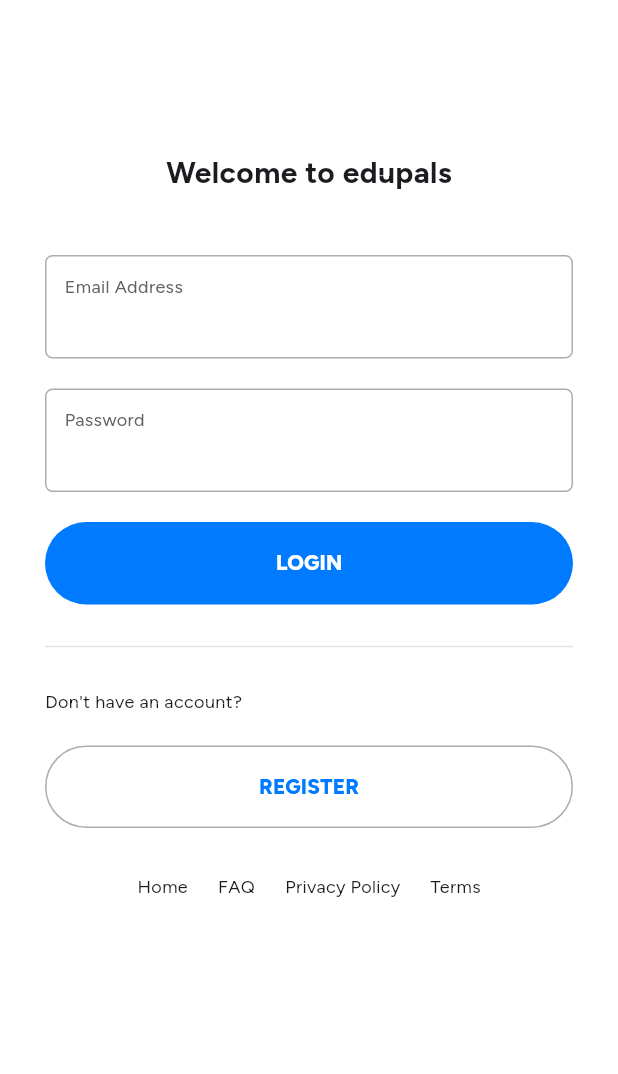
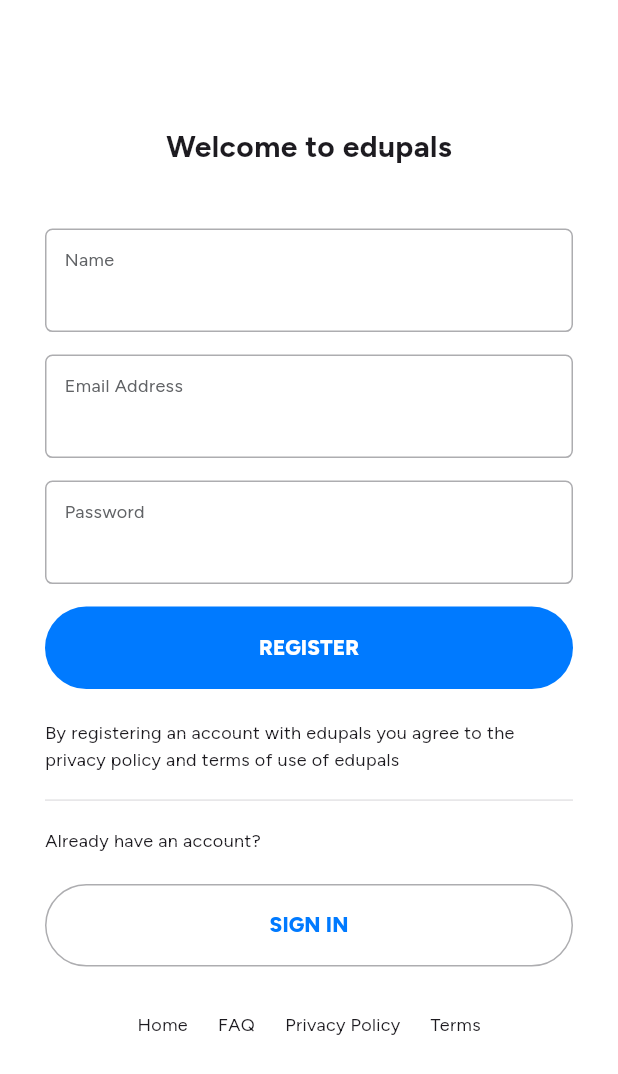
Before and after one commit to myedupal/edupals-flutter, a Flutter app: the screen it shows after launch, after a tap on "REGISTER", on a phone screen of 412 x 824 dp. Shown: the top 1074 px of the screen. Run offline on Flutter 3.47's test engine with Material 3 defaults, Android fonts, the phone set to English and light mode, and no system bars; our stand-ins replace cached_network_image, card_loading, dio, firebase_core, flutter_dotenv, flutter_secure_storage and 8 more; missing offline and left inert: ua_client_hints; accounts and stored records are empty; network calls fail; statements that could not run were skipped; project files that could hold a hidden picture were left out.

Commit message:
Include register user

```diff
--- a/lib/core/base/base_binding.dart
+++ b/lib/core/base/base_binding.dart
@@ -33,7 +33,7 @@
     Get.lazyPut<ActivityQuestionRepository>(() => ActivityQuestionRepository(),
         fenix: true);
     Get.lazyPut<ActivityRepository>(() => ActivityRepository(), fenix: true);
-    Get.lazyPut(() => UserExamRepository());
+    Get.lazyPut<UserExamRepository>(() => UserExamRepository(), fenix: true);
     // Controller
     Get.put<MainController>(MainController(), permanent: true);
   }
--- a/lib/core/base/base_dialog.dart
+++ b/lib/core/base/base_dialog.dart
@@ -45,11 +45,18 @@
     );
   }
 
-  static showSuccess({String? message, VoidCallback? action}) {
-    Get.dialog(SuccessDialog(
-      message: message,
-      action: action,
-    ).constraintsWrapper(width: 400, isCenter: false).dialogWrapper());
+  static showSuccess(
+      {String? message,
+      bool dismissable = true,
+      VoidCallback? action,
+      String? buttonText}) {
+    Get.dialog(
+        barrierDismissible: dismissable,
+        SuccessDialog(
+          message: message,
+          action: action,
+          buttonText: buttonText,
+        ).constraintsWrapper(width: 400, isCenter: false).dialogWrapper());
   }
 
   static customise(
--- a/lib/core/base/main_controller.dart
+++ b/lib/core/base/main_controller.dart
@@ -59,6 +59,10 @@
     super.onInit();
     getUserCurriculum();
     getCurriculums();
+  }
+
+  void onSetNavIndex(int index) {
+    selectedNavIndex.value = index;
   }
 
   Future<void> getUserCurriculum() async {
--- a/lib/core/base/model/user.dart
+++ b/lib/core/base/model/user.dart
@@ -54,15 +54,10 @@
       );
 
   Map<String, dynamic> toJson() => {
-        "id": id,
         "name": name,
         "active": active,
         "email": email,
         "password": password,
-        "points": points,
-        "created_at": createdAt,
-        "updated_at": updatedAt,
-        "stripe_profile": stripeProfile,
       }..removeWhere((dynamic key, dynamic value) =>
           key == null || value == null || value == "null");
 }
--- a/lib/core/components/navbar.dart
+++ b/lib/core/components/navbar.dart
@@ -30,7 +30,7 @@
                               name: e,
                               isActive: controller.selectedNavIndex.value == i,
                             ).onTap(() {
-                              controller.selectedNavIndex.value = i;
+                              controller.onSetNavIndex(i);
                             }).padding(const EdgeInsets.only(
                                 bottom: AppValues.double20)))
                       ],
--- a/lib/core/components/success_dialog.dart
+++ b/lib/core/components/success_dialog.dart
@@ -8,9 +8,9 @@
 import 'package:get/get.dart';
 
 class SuccessDialog extends StatelessWidget {
-  const SuccessDialog({super.key, this.message, this.action});
+  const SuccessDialog({super.key, this.message, this.action, this.buttonText});
 
-  final String? message;
+  final String? message, buttonText;
   final VoidCallback? action;
 
   @override
@@ -29,7 +29,7 @@
             top: AppValues.double20, bottom: AppValues.double10)),
         BaseButton(
             fullWidth: true,
-            text: "Noted",
+            text: buttonText ?? "Noted",
             onClick: () {
               if (action == null) {
                 Get.back();
--- a/lib/core/repositories/local_repository.dart
+++ b/lib/core/repositories/local_repository.dart
@@ -18,6 +18,7 @@
   Future<void> clearStorage() async {
     await Future.wait([
       secureStorageService.delete(accessTokenKey),
+      secureStorageService.delete(curriculum),
       secureStorageService.delete(user)
     ]);
   }
--- a/lib/core/routes/app_pages.dart
+++ b/lib/core/routes/app_pages.dart
@@ -12,7 +12,7 @@
 import 'package:edupals/features/question-bank/presentation/view/screens/questions_list_view.dart';
 import 'package:edupals/features/splash/presentation/binding/splash_binding.dart';
 import 'package:edupals/core/routes/app_routes.dart';
-import 'package:edupals/features/auth/presentation/view/auth_view.dart';
+import 'package:edupals/features/auth/presentation/view/screens/auth_view.dart';
 import 'package:edupals/features/splash/presentation/view/splash_view.dart';
 import 'package:get/get.dart';
 
--- a/lib/core/values/api_constants.dart
+++ b/lib/core/values/api_constants.dart
@@ -11,6 +11,7 @@
   static const getCurriculums = '$version/web/curriculums/';
   static const getExams = '$version/web/exams/';
 
+  static const getUser = '$version/user';
   static const getLogin = '$version/user/sign_in';
   static const getLogout = '$version/user/sign_out';
   static const getQuestions = '$version/user/questions/';
--- a/lib/features/auth/presentation/view/auth_view.dart
+++ /dev/null
@@ -1,110 +0,0 @@
-import 'package:edupals/core/base/base_button.dart';
-import 'package:edupals/core/base/base_divider.dart';
-import 'package:edupals/core/base/base_input.dart';
-import 'package:edupals/core/components/image_asset_view.dart';
-import 'package:edupals/core/enum/view_state.dart';
-import 'package:edupals/core/extensions/view_extensions.dart';
-import 'package:edupals/core/values/app_assets.dart';
-import 'package:edupals/core/values/app_text_style.dart';
-import 'package:edupals/core/values/app_values.dart';
-import 'package:edupals/features/auth/presentation/controller/auth_controller.dart';
-import 'package:flutter/material.dart';
-import 'package:get/get.dart';
-
-class AuthView extends GetView<AuthController> {
-  const AuthView({super.key});
-
-  Widget get _loginForm {
-    return ListView(
-      physics: const BouncingScrollPhysics(),
-      children: [
-        const SizedBox(
-          height: AppValues.double100,
-        ),
-        Column(
-          mainAxisAlignment: MainAxisAlignment.center,
-          children: [
-            Text(
-              "Welcome to edupals",
-              style: MyTextStyle.xl.bold,
-            ),
-            const SizedBox(
-              height: AppValues.double40,
-            ),
-            BaseInput(
-              label: "Email Address",
-              controller: controller.emailController,
-            ).padding(const EdgeInsets.only(bottom: AppValues.double20)),
-            BaseInput(
-              label: "Password",
-              controller: controller.passwordController,
-              keyboardType: KeyboardType.password,
-            ).padding(const EdgeInsets.only(bottom: AppValues.double20)),
-            BaseButton(
-              text: "Login",
-              isLoading: controller.viewState == ViewState.loading,
-              onClick: () {
-                controller.login();
-              },
-              fullWidth: true,
-            ),
-            const BaseDivider().padding(
-                const EdgeInsets.symmetric(vertical: AppValues.double20)),
-            Column(
-              crossAxisAlignment: CrossAxisAlignment.start,
-              children: [
-                const Text(
-                  "Don't have an account?",
-                  style: MyTextStyle.xs,
-                ).padding(const EdgeInsets.only(bottom: AppValues.double20)),
-                BaseButton(
-                  text: "Register",
-                  onClick: () {},
-                  fullWidth: true,
-                  type: ButtonType.white,
-                )
-              ],
-            ),
-            Row(
-              mainAxisAlignment: MainAxisAlignment.center,
-              children: [
-                const Text(
-                  "Home",
-                  style: MyTextStyle.xs,
-                ).padding(const EdgeInsets.only(right: AppValues.double20)),
-                const Text(
-                  "FAQ",
-                  style: MyTextStyle.xs,
-                ).padding(const EdgeInsets.only(right: AppValues.double20)),
-                const Text(
-                  "Privacy Policy",
-                  style: MyTextStyle.xs,
-                ).padding(const EdgeInsets.only(right: AppValues.double20)),
-                const Text(
-                  "Terms",
-                  style: MyTextStyle.xs,
-                ),
-              ],
-            ).padding(const EdgeInsets.only(top: AppValues.double30))
-          ],
-        ).padding(EdgeInsets.symmetric(
-            horizontal: Get.context?.isPhone == true
-                ? AppValues.double30
-                : AppValues.double80))
-      ],
-    );
-  }
-
-  @override
-  Widget build(BuildContext context) {
-    return Obx(() => Row(
-          children: [
-            if (!context.isPhone && context.isLandscape)
-              const ImageAssetView(fileName: AppAssets.authBg),
-            Expanded(child: _loginForm)
-          ],
-        )
-            .ignorePointer(controller.viewState == ViewState.loading)
-            .scaffoldWrapper(topSafe: false));
-  }
-}
--- /dev/null
+++ b/lib/features/auth/presentation/view/components/login_form.dart
@@ -0,0 +1,60 @@
+import 'package:edupals/core/base/base_button.dart';
+import 'package:edupals/core/base/base_divider.dart';
+import 'package:edupals/core/base/base_input.dart';
+import 'package:edupals/core/enum/view_state.dart';
+import 'package:edupals/core/extensions/view_extensions.dart';
+import 'package:edupals/core/values/app_text_style.dart';
+import 'package:edupals/core/values/app_values.dart';
+import 'package:edupals/features/auth/presentation/controller/auth_controller.dart';
+import 'package:flutter/material.dart';
+import 'package:get/get.dart';
+import 'package:get/get_state_manager/src/simple/get_view.dart';
+
+class LoginForm extends GetView<AuthController> {
+  const LoginForm({super.key});
+
+  @override
+  Widget build(BuildContext context) {
+    return Column(
+      mainAxisAlignment: MainAxisAlignment.center,
+      children: [
+        BaseInput(
+          label: "Email Address",
+          controller: controller.emailController,
+        ).padding(const EdgeInsets.only(bottom: AppValues.double20)),
+        BaseInput(
+          label: "Password",
+          controller: controller.passwordController,
+          keyboardType: KeyboardType.password,
+        ).padding(const EdgeInsets.only(bottom: AppValues.double20)),
+        Obx(() => BaseButton(
+              text: "Login",
+              isLoading: controller.viewState == ViewState.loading,
+              onClick: () {
+                controller.login();
+              },
+              fullWidth: true,
+            )),
+        const BaseDivider()
+            .padding(const EdgeInsets.symmetric(vertical: AppValues.double20)),
+        Column(
+          crossAxisAlignment: CrossAxisAlignment.start,
+          children: [
+            const Text(
+              "Don't have an account?",
+              style: MyTextStyle.xs,
+            ).padding(const EdgeInsets.only(bottom: AppValues.double20)),
+            BaseButton(
+              text: "Register",
+              onClick: () {
+                controller.onChangeAuthStep(step: AuthStep.register);
+              },
+              fullWidth: true,
+              type: ButtonType.white,
+            )
+          ],
+        ),
+      ],
+    );
+  }
+}
--- /dev/null
+++ b/lib/features/auth/presentation/view/components/register_form.dart
@@ -0,0 +1,69 @@
+import 'package:edupals/core/base/base_button.dart';
+import 'package:edupals/core/base/base_divider.dart';
+import 'package:edupals/core/base/base_input.dart';
+import 'package:edupals/core/enum/view_state.dart';
+import 'package:edupals/core/extensions/view_extensions.dart';
+import 'package:edupals/core/values/app_text_style.dart';
+import 'package:edupals/core/values/app_values.dart';
+import 'package:edupals/features/auth/presentation/controller/auth_controller.dart';
+import 'package:flutter/material.dart';
+import 'package:get/get.dart';
+
+class RegisterForm extends GetView<AuthController> {
+  const RegisterForm({super.key});
+
+  @override
+  Widget build(BuildContext context) {
+    return Column(
+      mainAxisAlignment: MainAxisAlignment.start,
+      children: [
+        BaseInput(
+          label: "Name",
+          controller: controller.nameController,
+        ).padding(const EdgeInsets.only(bottom: AppValues.double15)),
+        BaseInput(
+          label: "Email Address",
+          controller: controller.emailController,
+        ).padding(const EdgeInsets.only(bottom: AppValues.double15)),
+        BaseInput(
+          label: "Password",
+          controller: controller.passwordController,
+          keyboardType: KeyboardType.password,
+        ).padding(const EdgeInsets.only(bottom: AppValues.double15)),
+        Obx(
+          () => BaseButton(
+            text: "Register",
+            isLoading: controller.viewState == ViewState.loading,
+            onClick: () {
+              controller.register();
+            },
+            fullWidth: true,
+          ),
+        ),
+        const Text(
+          "By registering an account with edupals you agree to the privacy policy and terms of use of edupals",
+          style: MyTextStyle.xs,
+        ).padding(const EdgeInsets.only(top: AppValues.double20)),
+        const BaseDivider()
+            .padding(const EdgeInsets.symmetric(vertical: AppValues.double10)),
+        Column(
+          crossAxisAlignment: CrossAxisAlignment.start,
+          children: [
+            const Text(
+              "Already have an account?",
+              style: MyTextStyle.xs,
+            ).padding(const EdgeInsets.only(bottom: AppValues.double20)),
+            BaseButton(
+              text: "Sign In",
+              onClick: () {
+                controller.onChangeAuthStep(step: AuthStep.login);
+              },
+              fullWidth: true,
+              type: ButtonType.white,
+            )
+          ],
+        ),
+      ],
+    );
+  }
+}
--- /dev/null
+++ b/lib/features/auth/presentation/view/screens/auth_view.dart
@@ -0,0 +1,97 @@
+import 'package:edupals/core/components/image_asset_view.dart';
+import 'package:edupals/core/enum/view_state.dart';
+import 'package:edupals/core/extensions/view_extensions.dart';
+import 'package:edupals/core/values/app_assets.dart';
+import 'package:edupals/core/values/app_text_style.dart';
+import 'package:edupals/core/values/app_values.dart';
+import 'package:edupals/features/auth/presentation/controller/auth_controller.dart';
+import 'package:edupals/features/auth/presentation/view/components/login_form.dart';
+import 'package:edupals/features/auth/presentation/view/components/register_form.dart';
+import 'package:flutter/material.dart';
+import 'package:get/get.dart';
+
+class AuthView extends GetView<AuthController> {
+  const AuthView({super.key});
+
+  Widget get _footerSegment {
+    return Row(
+      mainAxisAlignment: MainAxisAlignment.center,
+      children: [
+        const Text(
+          "Home",
+          style: MyTextStyle.xs,
+        ).padding(const EdgeInsets.only(right: AppValues.double20)),
+        const Text(
+          "FAQ",
+          style: MyTextStyle.xs,
+        ).padding(const EdgeInsets.only(right: AppValues.double20)),
+        const Text(
+          "Privacy Policy",
+          style: MyTextStyle.xs,
+        ).padding(const EdgeInsets.only(right: AppValues.double20)),
+        const Text(
+          "Terms",
+          style: MyTextStyle.xs,
+        ),
+      ],
+    ).padding(const EdgeInsets.only(top: AppValues.double30));
+  }
+
+  Widget get _loginForm {
+    return const LoginForm(
+      key: ValueKey<int>(0),
+    ).padding(EdgeInsets.symmetric(
+        horizontal: Get.context?.isPhone == true
+            ? AppValues.double30
+            : AppValues.double80));
+  }
+
+  Widget get _registerForm {
+    return const RegisterForm(
+      key: ValueKey<int>(1),
+    ).padding(EdgeInsets.symmetric(
+        horizontal: Get.context?.isPhone == true
+            ? AppValues.double30
+            : AppValues.double80));
+  }
+
+  @override
+  Widget build(BuildContext context) {
+    return Obx(() => Row(
+          mainAxisSize: MainAxisSize.max,
+          children: [
+            if (!context.isPhone && context.isLandscape)
+              const ImageAssetView(fileName: AppAssets.authBg),
+            Expanded(
+                child: ListView(
+                    physics: const BouncingScrollPhysics(),
+                    shrinkWrap: true,
+                    children: [
+                  Column(children: [
+                    if (context.isPhone || !context.isLandscape)
+                      SizedBox(
+                        height: Get.height * 0.1,
+                      ),
+                    Text(
+                      "Welcome to edupals",
+                      style: MyTextStyle.xl.bold,
+                    ),
+                    const SizedBox(
+                      height: AppValues.double40,
+                    ),
+                    AnimatedSize(
+                      alignment: Alignment.bottomCenter,
+                      duration: const Duration(milliseconds: 300),
+                      child: controller.currentStep.value == AuthStep.login
+                          ? _loginForm
+                          : _registerForm,
+                    ),
+                    _footerSegment
+                  ])
+                ]))
+          ],
+        )
+            .ignorePointer(controller.viewState == ViewState.loading)
+            .scaffoldWrapper(topSafe: false));
+  }
+}
--- a/lib/features/history/presentation/controller/history_controller.dart
+++ b/lib/features/history/presentation/controller/history_controller.dart
@@ -94,6 +94,10 @@
     getHistory();
   }
 
+  void updateNavbar() {
+    mainController.onSetNavIndex(3);
+  }
+
   void navigateExam({String? id}) {
     Get.toNamed(Routes.examBuilderDetails,
             arguments: QuestionBankArgument(userExamId: id))
--- a/lib/features/question-bank/presentation/controller/question_filter_segment_controller.dart
+++ b/lib/features/question-bank/presentation/controller/question_filter_segment_controller.dart
@@ -45,6 +45,7 @@
   void onInit() {
     super.onInit();
     selectedRevisionType.value = revisionType.first;
+    getSubjects();
     mainController.selectedCurriculum.stream.listen((value) {
       getSubjects();
       resetFilter();
```
Also changed, not shown: lib/features/auth/domain/repository/auth_repository.dart (+16 -0 lines), lib/features/auth/presentation/controller/auth_controller.dart (+46 -2 lines), lib/features/history/presentation/view/components/user_exam_section.dart (+25 -2 lines).
